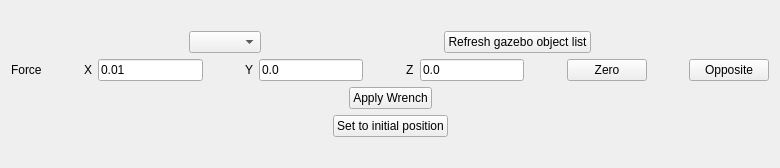
Before: the Qt Designer form sr_moving_object/uis/SrMoveObjects.ui in shadow-robot/sr-taco, drawn with Qt 5.
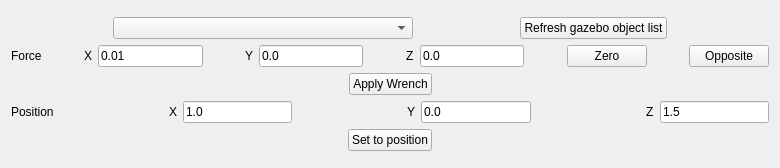
After: the same form once the commit is applied.

Commit message: sr_moving_object GUI plugin tested OK. All buttons working

Diff of the .ui file:
```diff
--- a/sr_moving_object/uis/SrMoveObjects.ui
+++ b/sr_moving_object/uis/SrMoveObjects.ui
@@ -47,7 +47,14 @@
           </spacer>
          </item>
          <item>
-          <widget class="QComboBox" name="comboBoxObjectList"/>
+          <widget class="QComboBox" name="comboBoxObjectList">
+           <property name="minimumSize">
+            <size>
+             <width>300</width>
+             <height>0</height>
+            </size>
+           </property>
+          </widget>
          </item>
          <item>
           <spacer name="horizontalSpacer_11">
@@ -139,7 +146,7 @@
          <item>
           <widget class="QPushButton" name="btnSetToInitialPos">
            <property name="text">
-            <string>Set to initial position</string>
+            <string>Set to position</string>
            </property>
           </widget>
          </item>
@@ -303,6 +310,98 @@
          </property>
         </spacer>
        </item>
+       <item row="5" column="0">
+        <layout class="QHBoxLayout" name="horizontalLayout_4">
+         <item>
+          <widget class="QLabel" name="label_5">
+           <property name="text">
+            <string>Position</string>
+           </property>
+          </widget>
+         </item>
+         <item>
+          <spacer name="horizontalSpacer_6">
+           <property name="orientation">
+            <enum>Qt::Horizontal</enum>
+           </property>
+           <property name="sizeHint" stdset="0">
+            <size>
+             <width>40</width>
+             <height>20</height>
+            </size>
+           </property>
+          </spacer>
+         </item>
+         <item>
+          <widget class="QLabel" name="label_6">
+           <property name="text">
+            <string>X</string>
+           </property>
+          </widget>
+         </item>
+         <item>
+          <widget class="QLineEdit" name="lineEdit_4">
+           <property name="text">
+            <string>1.0</string>
+           </property>
+          </widget>
+         </item>
+         <item>
+          <spacer name="horizontalSpacer_7">
+           <property name="orientation">
+            <enum>Qt::Horizontal</enum>
+           </property>
+           <property name="sizeHint" stdset="0">
+            <size>
+             <width>40</width>
+             <height>20</height>
+            </size>
+           </property>
+          </spacer>
+         </item>
+         <item>
+          <widget class="QLabel" name="label_7">
+           <property name="text">
+            <string>Y</string>
+           </property>
+          </widget>
+         </item>
+         <item>
+          <widget class="QLineEdit" name="lineEdit_5">
+           <property name="text">
+            <string>0.0</string>
+           </property>
+          </widget>
+         </item>
+         <item>
+          <spacer name="horizontalSpacer_8">
+           <property name="orientation">
+            <enum>Qt::Horizontal</enum>
+           </property>
+           <property name="sizeHint" stdset="0">
+            <size>
+             <width>40</width>
+             <height>20</height>
+            </size>
+           </property>
+          </spacer>
+         </item>
+         <item>
+          <widget class="QLabel" name="label_8">
+           <property name="text">
+            <string>Z</string>
+           </property>
+          </widget>
+         </item>
+         <item>
+          <widget class="QLineEdit" name="lineEdit_6">
+           <property name="text">
+            <string>1.5</string>
+           </property>
+          </widget>
+         </item>
+        </layout>
+       </item>
       </layout>
      </item>
     </layout>
```
Left out of the diff: 2 changed lines with no effect on the pictures. The commit also changes 2 other files.
